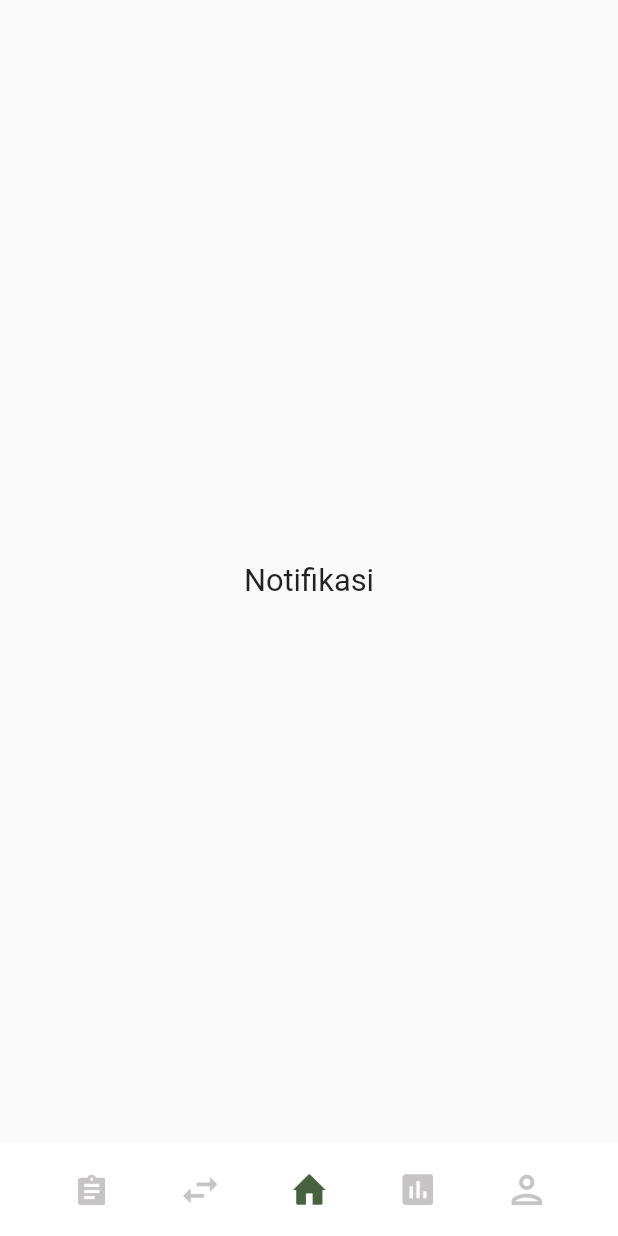
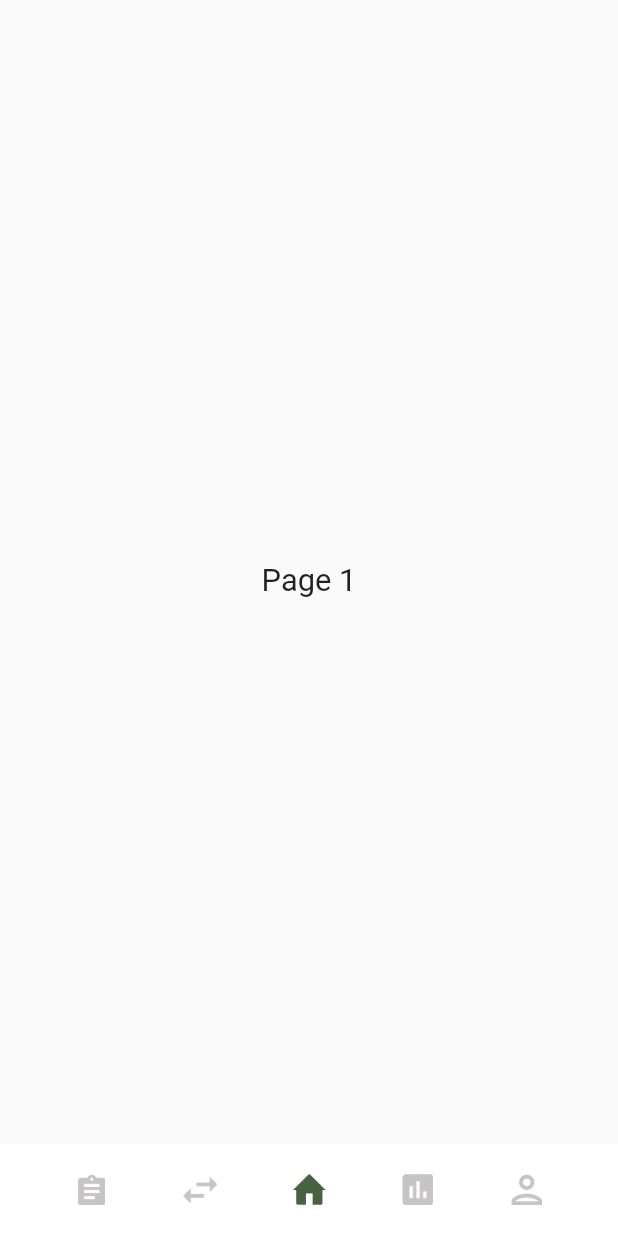
Before and after one commit to reAlpha39/ordo_test, a Flutter app: the screen it shows after launch, on a phone screen of 412 x 824 dp. Run offline on Flutter 3.47's test engine with Material 2 defaults, Android fonts, the light colour scheme and no system bars; our stand-ins replace bloc, flutter_bloc, flutter_screenutil, freezed_annotation, get_it, go_router and 1 more.

Commit message:
change dummy page name

```diff
--- a/lib/app/home_root/pages/home_root.dart
+++ b/lib/app/home_root/pages/home_root.dart
@@ -35,11 +35,11 @@ class _HomeRootBody extends StatelessWidget {
           controller: cubit.pageController,
           physics: const NeverScrollableScrollPhysics(),
           children: const [
-            _DummyPage(text: 'Notifikasi'),
-            _DummyPage(text: 'Notifikasi'),
+            _DummyPage(text: 'Page 1'),
+            _DummyPage(text: 'Page 2'),
             HomePage(),
-            _DummyPage(text: 'Notifikasi'),
-            _DummyPage(text: 'Notifikasi'),
+            _DummyPage(text: 'Page 4'),
+            _DummyPage(text: 'Page 5'),
           ],
         ),
       ),
```
Also changed, not shown: lib/presentation/constant.dart (added, +7 -0 lines).
